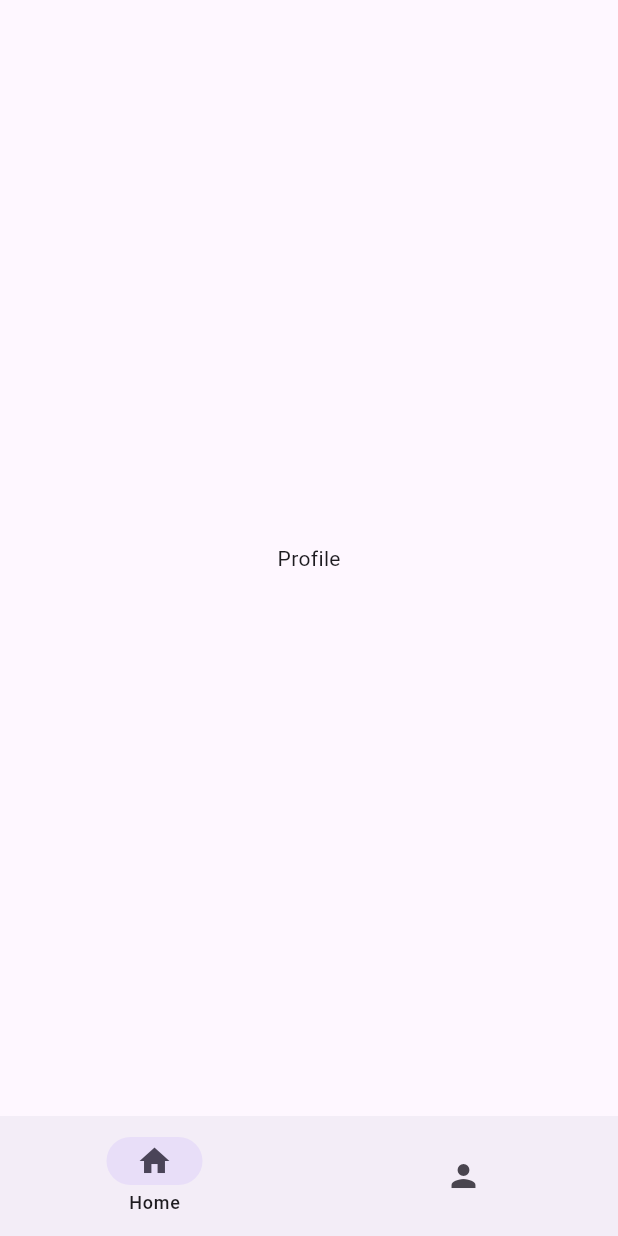
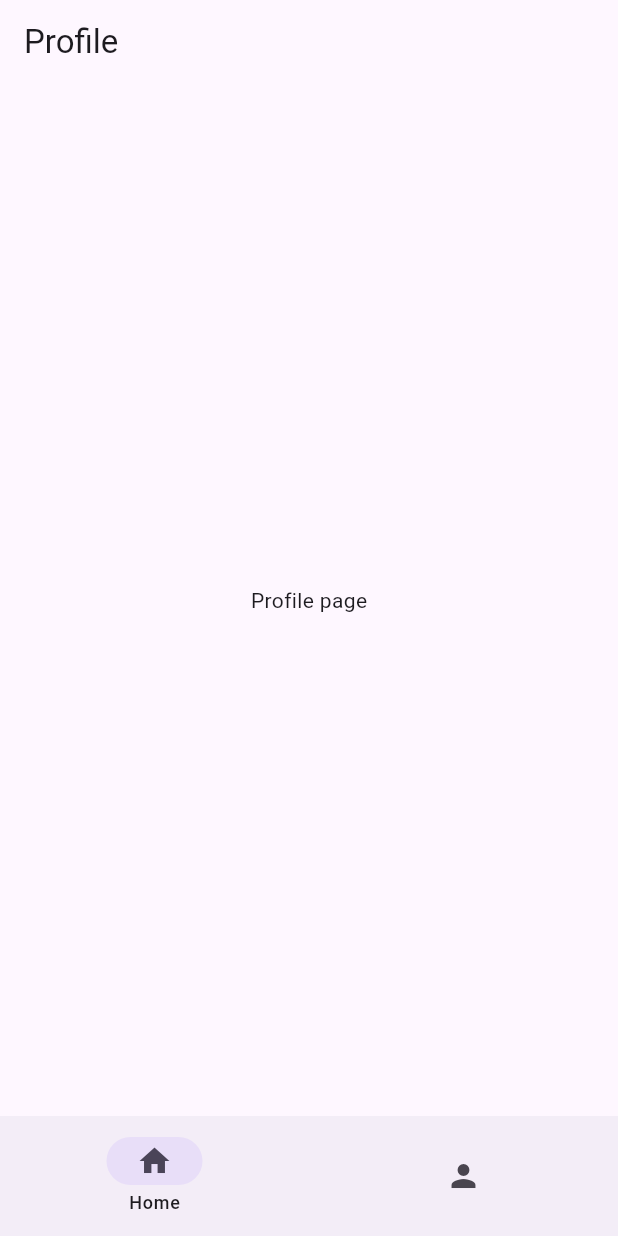
Before and after one commit to cylixlee/flutter-course, a Flutter app: the screen it shows after launch, swiped to page 2, on a phone screen of 412 x 824 dp. Run offline on Flutter 3.47's test engine with Material 3 defaults, Android fonts, the phone set to English and light mode, and no system bars; missing offline and left inert: window_manager.

Commit message:
feature: Split profile page.

```diff
--- /dev/null
+++ b/lib/pages/profile_page.dart
@@ -0,0 +1,13 @@
+import 'package:flutter/material.dart';
+
+class ProfilePage extends StatelessWidget {
+  const ProfilePage({super.key});
+
+  @override
+  Widget build(BuildContext context) {
+    return Scaffold(
+      body: const Center(child: Text("Profile page")),
+      appBar: AppBar(title: const Text("Profile")),
+    );
+  }
+}
```
Also changed, not shown: lib/main.dart (+5 -4 lines).
